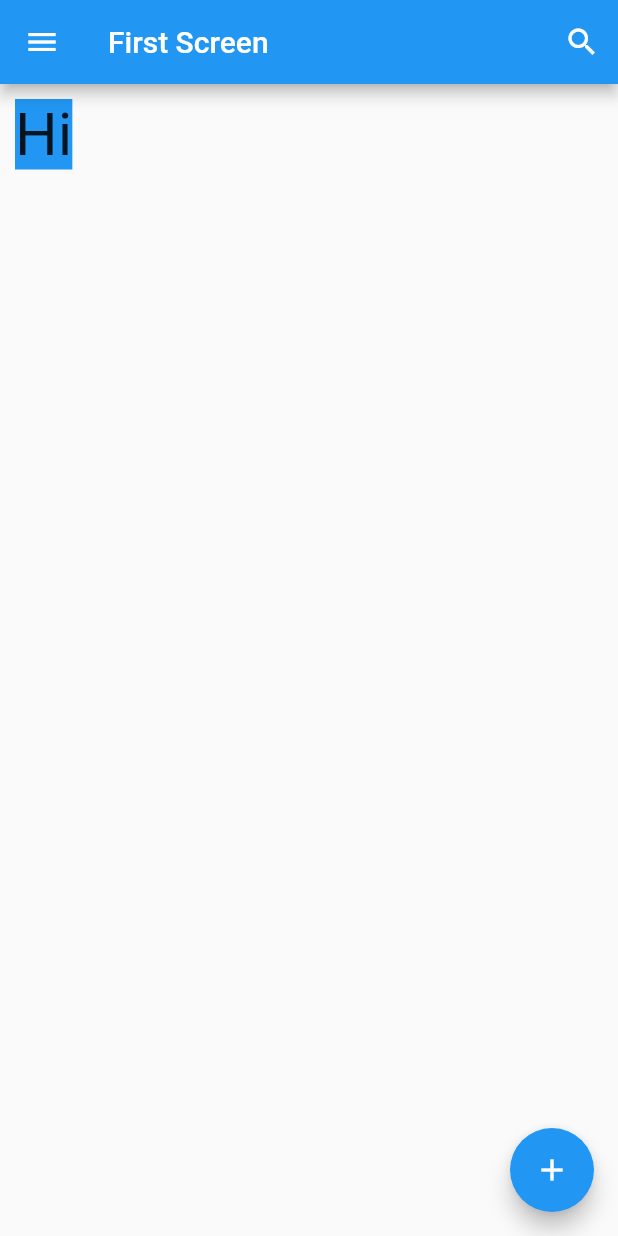
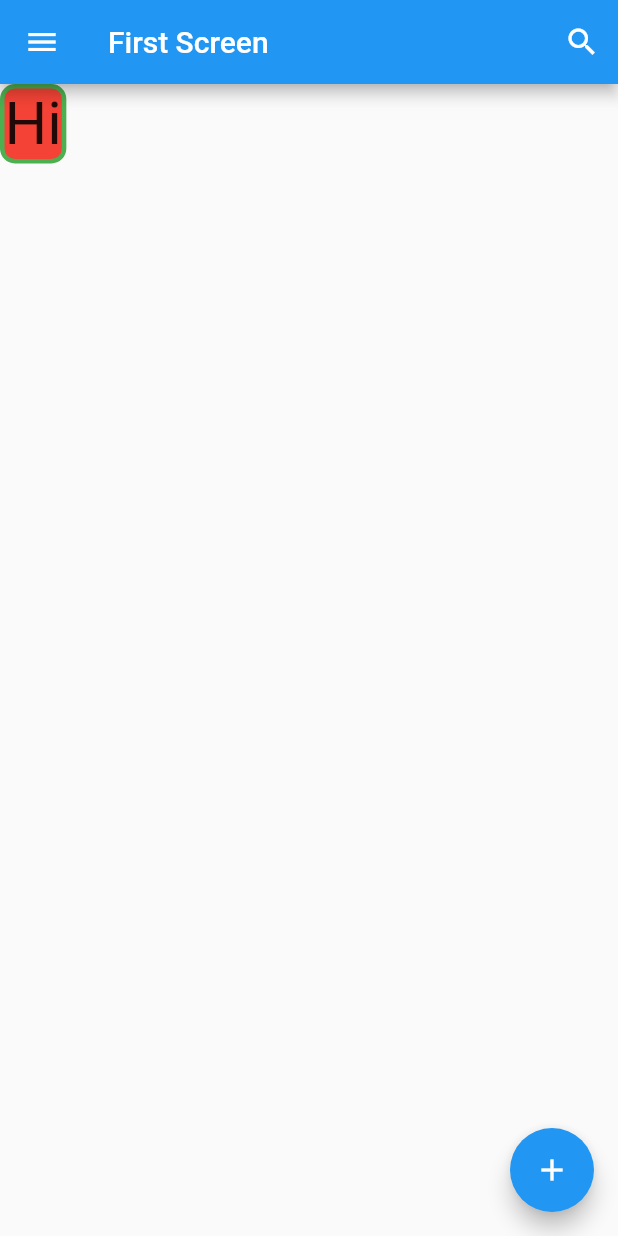
Before and after one commit to jonrysimbolon/flutter_app_2, a Flutter app: the screen it shows after launch, on a phone screen of 412 x 824 dp. Run offline on Flutter 3.47's test engine with Material 2 defaults, Android fonts, the phone set to English and light mode, and no system bars.

Commit message:
Dekorasi Container

```diff
--- a/lib/first_screen.dart
+++ b/lib/first_screen.dart
@@ -23,12 +23,34 @@ class FirstScreen extends StatelessWidget {
           onPressed: () {},
         ),
       ),
-      body: Container(
+      /*body: Container( // pengenalan container
         //padding: const EdgeInsets.all(10),
         margin: const EdgeInsets.all(10),
         //width: 200,
         //height: 100,
         color: Colors.blue,
+        child: const Text(
+          'Hi',
+          style: TextStyle(fontSize: 40),
+        ),
+      )*/
+      body: Container(
+        decoration: /* const */ BoxDecoration( // Dekorasi Container
+          color: Colors.red,
+          //shape: BoxShape.circle,
+          /*boxShadow: [
+            BoxShadow(
+              color: Colors.black,
+              offset: Offset(3, 6),
+              blurRadius: 10
+            )
+          ]*/
+          border: Border.all(
+            color: Colors.green,
+            width: 3
+          ),
+          borderRadius: BorderRadius.circular(10),
+        ),
         child: const Text(
           'Hi',
           style: TextStyle(fontSize: 40),
```
